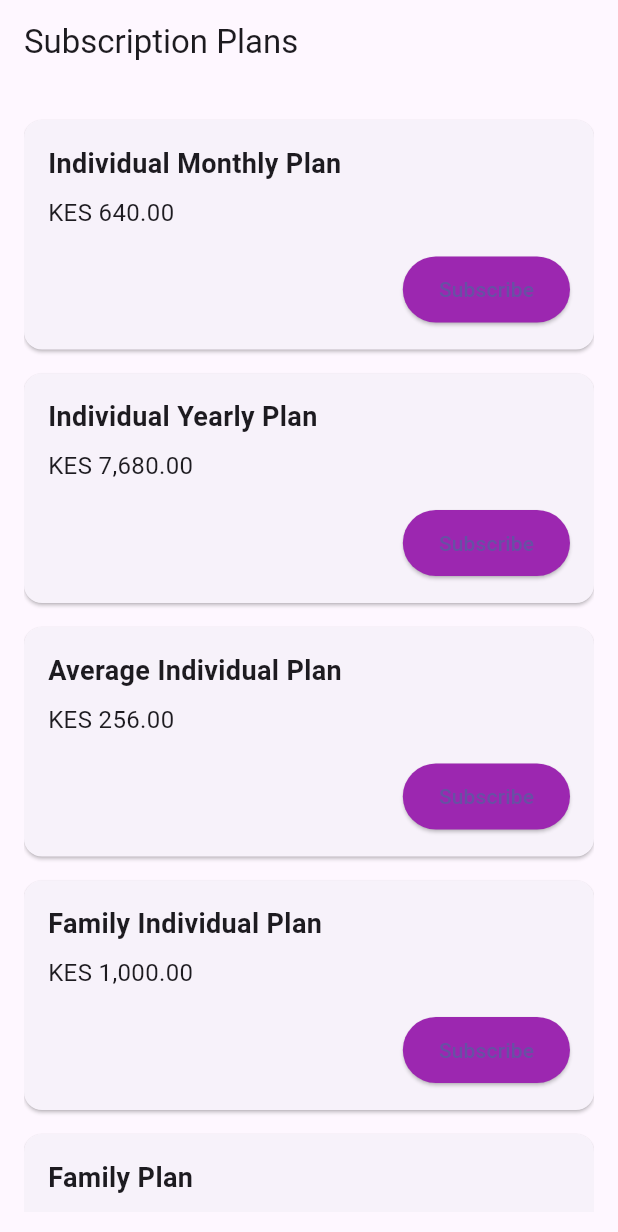
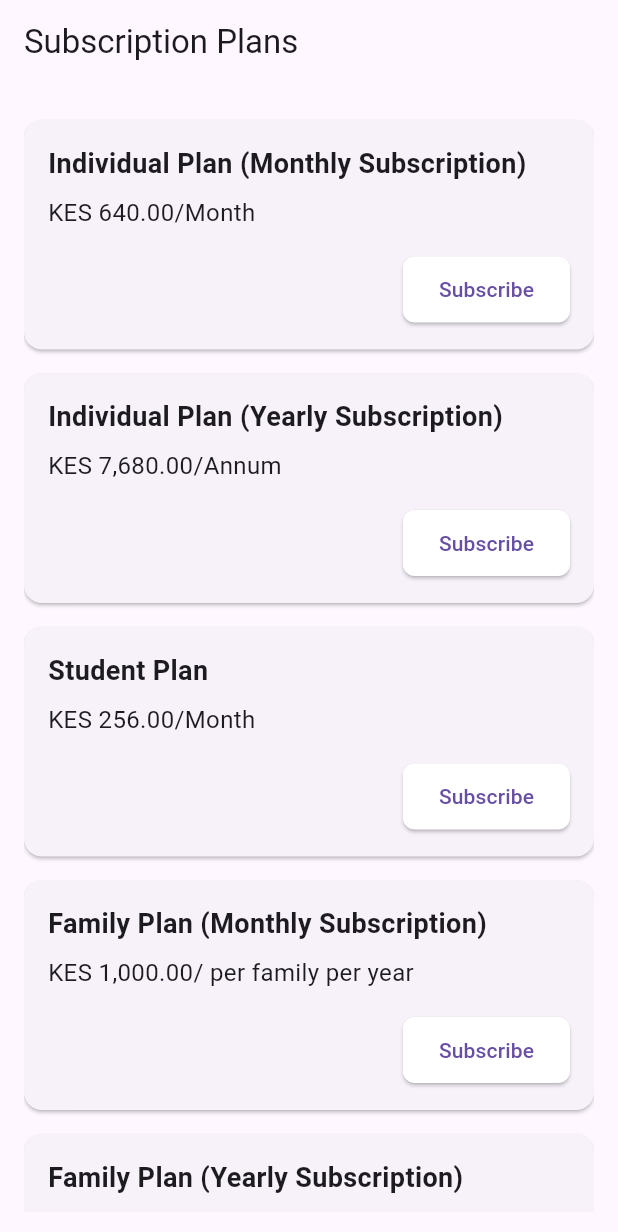
Before and after one commit to Supernova-HQ/yousafe_production, a Flutter app: the SubscriptionPlansPage screen opened directly, on a phone screen of 412 x 824 dp. Shown: the top 1232 px of the screen. Run offline on Flutter 3.47's test engine with Material 3 defaults, Android fonts, the phone set to English and light mode, and no system bars; our stand-ins replace contacts_service, flutter_secure_storage, google_maps_flutter, google_sign_in, location, lottie and 2 more; missing offline and left inert: flutter_background, flutter_inappwebview, flutter_paystack, shake; accounts and stored records are empty.

Commit message:
modify subscription page

```diff
--- a/lib/screens/pages/subscription_page.dart
+++ b/lib/screens/pages/subscription_page.dart
@@ -71,11 +71,11 @@ class _SubscriptionPlansPageState extends State<SubscriptionPlansPage> {
         padding: const EdgeInsets.all(16.0),
         child: ListView(
           children: [
-            _buildPlanCard('Individual Monthly Plan', 'KES 640.00', 'PLN_h58iy9n4haqr7pi', 640),
-            _buildPlanCard('Individual Yearly Plan', 'KES 7,680.00', 'PLN_gxgspy3sv08vd7x', 7680),
-            _buildPlanCard('Average Individual Plan', 'KES 256.00', 'PLN_jliiutwl1j5hanf', 256),
-            _buildPlanCard('Family Individual Plan', 'KES 1,000.00', 'PLN_uzjf8ngzhfrpae3', 1000),
-            _buildPlanCard('Family Plan', 'KES 12,000.00', 'PLN_fhjlewwznm17att', 12000),
+            _buildPlanCard('Individual Plan (Monthly Subscription)', 'KES 640.00/Month', 'PLN_h58iy9n4haqr7pi', 640),
+            _buildPlanCard('Individual Plan (Yearly Subscription)', 'KES 7,680.00/Annum', 'PLN_gxgspy3sv08vd7x', 7680),
+            _buildPlanCard('Student Plan', 'KES 256.00/Month', 'PLN_jliiutwl1j5hanf', 256),
+            _buildPlanCard('Family Plan (Monthly Subscription)', 'KES 1,000.00/ per family per year', 'PLN_uzjf8ngzhfrpae3', 1000),
+            _buildPlanCard('Family Plan (Yearly Subscription)', 'KES 12,000.00/ per family per year', 'PLN_fhjlewwznm17att', 12000),
           ],
         ),
       ),
@@ -106,8 +106,11 @@ class _SubscriptionPlansPageState extends State<SubscriptionPlansPage> {
                 onPressed: () => _subscribe(planCode, amountValue),
                 child: Text('Subscribe'),
                 style: ElevatedButton.styleFrom(
-                  backgroundColor: Colors.purple,
+                  backgroundColor: Colors.white,
                   padding: EdgeInsets.symmetric(horizontal: 24.0, vertical: 12.0),
+                  shape: RoundedRectangleBorder(
+                    borderRadius: BorderRadius.circular(8),
+                  ),
                 ),
               ),
             ),
```
